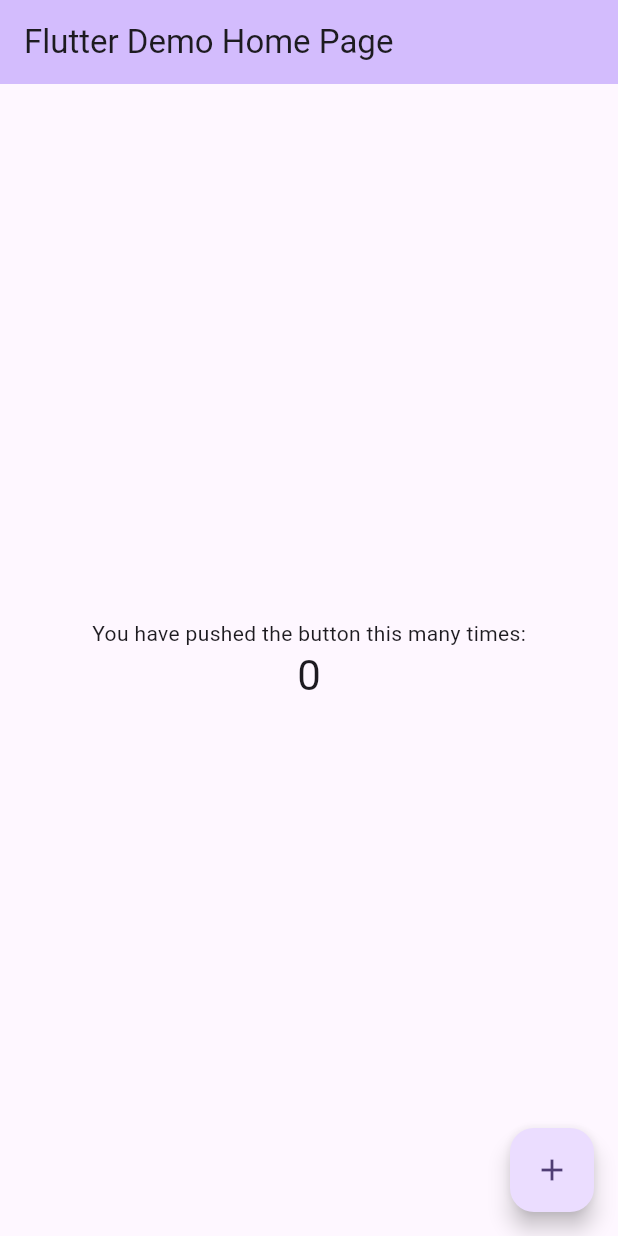
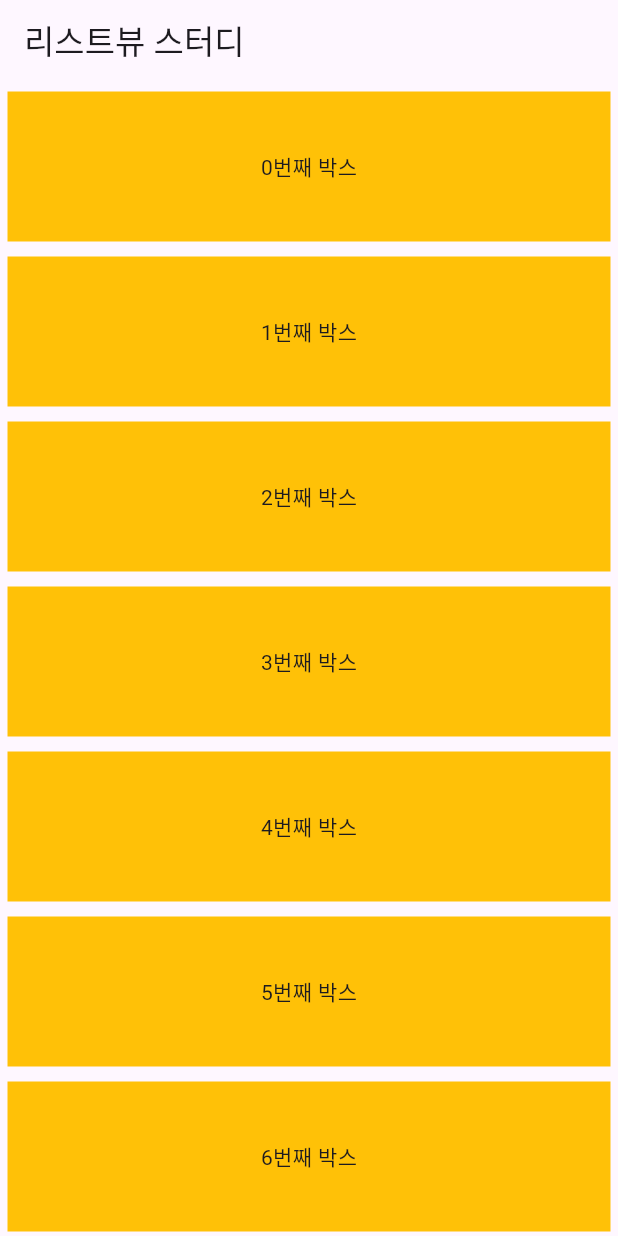
Before and after one commit to kiwikid1543-alt/flutter_practice_1, a Flutter app: the screen it shows after launch, on a phone screen of 412 x 824 dp. Run offline on Flutter 3.47's test engine with Material 3 defaults, Android fonts, the phone set to English and light mode, and no system bars.

Commit message:
feat: 차이점

```diff
--- a/lib/main.dart
+++ b/lib/main.dart
@@ -1,121 +1,45 @@
 import 'package:flutter/material.dart';
+import 'package:flutter_practice_1/my_text_box.dart';
 
 void main() {
-  runApp(const MyApp());
+  runApp(App());
 }
 
-class MyApp extends StatelessWidget {
-  const MyApp({super.key});
-
-  // This widget is the root of your application.
+class App extends StatelessWidget {
   @override
   Widget build(BuildContext context) {
-    return MaterialApp(
-      title: 'Flutter Demo',
-      theme: ThemeData(
-        // This is the theme of your application.
-        //
-        // TRY THIS: Try running your application with "flutter run". You'll see
-        // the application has a purple toolbar. Then, without quitting the app,
-        // try changing the seedColor in the colorScheme below to Colors.green
-        // and then invoke "hot reload" (save your changes or press the "hot
-        // reload" button in a Flutter-supported IDE, or press "r" if you used
-        // the command line to start the app).
-        //
-        // Notice that the counter didn't reset back to zero; the application
-        // state is not lost during the reload. To reset the state, use hot
-        // restart instead.
-        //
-        // This works for code too, not just values: Most code changes can be
-        // tested with just a hot reload.
-        colorScheme: .fromSeed(seedColor: Colors.deepPurple),
-      ),
-      home: const MyHomePage(title: 'Flutter Demo Home Page'),
-    );
+    return MaterialApp(home: HomePage());
   }
 }
 
-class MyHomePage extends StatefulWidget {
-  const MyHomePage({super.key, required this.title});
+// SingleChhildScrollview +Column
+// ListView 기본 생성자
+// ListView.builder 네임드 생성자
 
-  // This widget is the home page of your application. It is stateful, meaning
-  // that it has a State object (defined below) that contains fields that affect
-  // how it looks.
-
-  // This class is the configuration for the state. It holds the values (in this
-  // case the title) provided by the parent (in this case the App widget) and
-  // used by the build method of the State. Fields in a Widget subclass are
-  // always marked "final".
-
-  final String title;
-
-  @override
-  State<MyHomePage> createState() => _MyHomePageState();
-}
-
-class _MyHomePageState extends State<MyHomePage> {
-  int _counter = 0;
-
-  void _incrementCounter() {
-    setState(() {
-      // This call to setState tells the Flutter framework that something has
-      // changed in this State, which causes it to rerun the build method below
-      // so that the display can reflect the updated values. If we changed
-      // _counter without calling setState(), then the build method would not be
-      // called again, and so nothing would appear to happen.
-      _counter++;
-    });
-  }
-
+class HomePage extends StatelessWidget {
   @override
   Widget build(BuildContext context) {
-    // This method is rerun every time setState is called, for instance as done
-    // by the _incrementCounter method above.
-    //
-    // The Flutter framework has been optimized to make rerunning build methods
-    // fast, so that you can just rebuild anything that needs updating rather
-    // than having to individually change instances of widgets.
+    List<Widget> children = [];
+    for (var i = 0; i < 100; i++) {
+      children.add(MyTextBox(text: "$i번째 박스"));
+    }
+
     return Scaffold(
-      appBar: AppBar(
-        // TRY THIS: Try changing the color here to a specific color (to
-        // Colors.amber, perhaps?) and trigger a hot reload to see the AppBar
-        // change color while the other colors stay the same.
-        backgroundColor: Theme.of(context).colorScheme.inversePrimary,
-        // Here we take the value from the MyHomePage object that was created by
-        // the App.build method, and use it to set our appbar title.
-        title: Text(widget.title),
-      ),
-      body: Center(
-        // Center is a layout widget. It takes a single child and positions it
-        // in the middle of the parent.
-        child: Column(
-          // Column is also a layout widget. It takes a list of children and
-          // arranges them vertically. By default, it sizes itself to fit its
-          // children horizontally, and tries to be as tall as its parent.
+      appBar: AppBar(title: Text("리스트뷰 스터디")),
+      // SingleChildScrollView : 생성자 100번 호출, 빌드 100번 호출
+      // SingleChildScrollView(child: Column(children: children)),
+      //
+      // ListView 기본생성자 : 생성자 100번 호출, 빌드 10번 호출  (빌드:위젯 그리는 연산 )
+      // 보여지는 것만 그림! 스크롤했을 때 즉각 보일 수 있게 보이는 거 + 몇개 더 그림!
+      //
+      // body: ListView(children: children),
+      // ListView.builder 생서자 : 생성자 10번 호출, 빌드 10번 호출
+      body: ListView.builder(
+        itemCount: 100,
+        itemBuilder: (context, index) {
           //
-          // Column has various properties to control how it sizes itself and
-          // how it positions its children. Here we use mainAxisAlignment to
-          // center the children vertically; the main axis here is the vertical
-          // axis because Columns are vertical (the cross axis would be
-          // horizontal).
-          //
-          // TRY THIS: Invoke "debug painting" (choose the "Toggle Debug Paint"
-          // action in the IDE, or press "p" in the console), to see the
-          // wireframe for each widget.
-          mainAxisAlignment: .center,
-          children: [
-            const Text('You have pushed the button this many times:'),
-            Text(
-              '$_counter',
-              style: Theme.of(context).textTheme.headlineMedium,
-            ),
-          ],
-        ),
-      ),
-      floatingActionButton: FloatingActionButton(
-        onPressed: _incrementCounter,
-        tooltip: 'Increment',
-        child: const Icon(Icons.add),
+          return MyTextBox(text: "$index번째 박스");
+        },
       ),
     );
   }
--- /dev/null
+++ b/lib/my_text_box.dart
@@ -0,0 +1,20 @@
+import 'package:flutter/material.dart';
+
+class MyTextBox extends StatelessWidget {
+  MyTextBox({required this.text}) {
+    print('생성자 호출됨: $text');
+  }
+  String text;
+
+  @override
+  Widget build(BuildContext context) {
+    print("빌드 메서드 호출됨: $text");
+    return Container(
+      width: double.infinity,
+      height: 100,
+      decoration: BoxDecoration(color: Colors.amber),
+      margin: EdgeInsets.all(5),
+      child: Center(child: Text(text)),
+    );
+  }
+}
```
Also changed, not shown: 1 other file.
